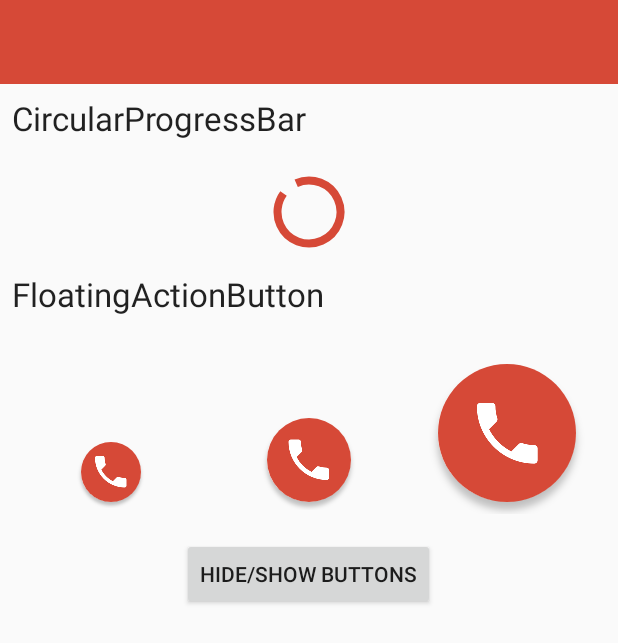
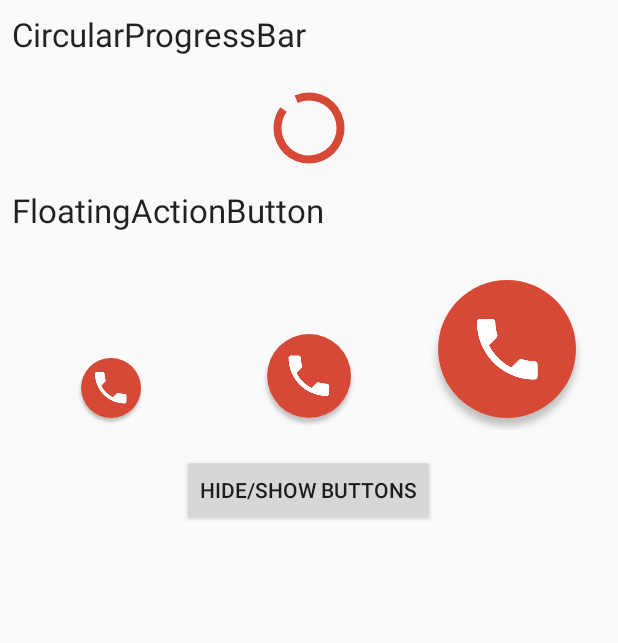
Before and after one commit to michael-rapp/AndroidMaterialViews, an Android app: the layout activity_main.xml on its own in the app's theme, with its tools: preview values and no code run, on a phone screen of 412 x 824 dp. Shown: the top 643 px of the screen. Run offline under Robolectric (Android 15) with nearby library versions, the phone set to English and light mode, and no system bars.

Commit message:
Changed style of the example app.

```diff
--- a/example/src/main/java/de/mrapp/android/view/example/MainActivity.java
+++ b/example/src/main/java/de/mrapp/android/view/example/MainActivity.java
@@ -15,10 +15,8 @@
 package de.mrapp.android.view.example;
 
 import android.os.Bundle;
-import android.support.annotation.NonNull;
 import android.support.annotation.Nullable;
 import android.support.v7.app.AppCompatActivity;
-import android.support.v7.widget.Toolbar;
 import android.view.View;
 import android.view.View.OnClickListener;
 import android.widget.Button;
@@ -59,14 +57,6 @@ public class MainActivity extends AppCompatActivity {
      * True, if the floating action buttons are currently visible, false otherwise.
      */
     private boolean floatingActionButtonsVisible = true;
-
-    /**
-     * Initializes the activity's toolbar.
-     */
-    private void initializeToolbar() {
-        Toolbar toolbar = (Toolbar) findViewById(R.id.toolbar);
-        setSupportActionBar(toolbar);
-    }
 
     /**
      * Initializes the floating action buttons.
@@ -156,7 +146,6 @@ public class MainActivity extends AppCompatActivity {
     protected final void onCreate(final Bundle savedInstanceState) {
         super.onCreate(savedInstanceState);
         setContentView(R.layout.activity_main);
-        initializeToolbar();
         initializeFloatingActionButtons();
         initializeHideFloatingActionButtonsButton();
         handleSavedInstanceState(savedInstanceState);
--- a/example/src/main/res/layout/activity_main.xml
+++ b/example/src/main/res/layout/activity_main.xml
@@ -14,24 +14,11 @@ General Public License for more details.
 You should have received a copy of the GNU Lesser General Public License along with this program.
 If not, see <http://www.gnu.org/licenses/>.
 -->
-<LinearLayout xmlns:android="http://schemas.android.com/apk/res/android"
-              xmlns:app="http://schemas.android.com/apk/res-auto"
+<ScrollView xmlns:android="http://schemas.android.com/apk/res/android"
             xmlns:custom="http://schemas.android.com/apk/res-auto"
             android:layout_width="match_parent"
             android:layout_height="match_parent"
             android:orientation="vertical">
-
-    <android.support.v7.widget.Toolbar
-        android:id="@+id/toolbar"
-        android:layout_width="match_parent"
-        android:layout_height="?android:attr/actionBarSize"
-        android:background="?attr/colorPrimary"
-        app:popupTheme="@style/ToolbarPopupTheme"
-        app:theme="@style/ToolbarTheme"/>
-
-    <ScrollView
-        android:layout_width="match_parent"
-        android:layout_height="match_parent">
 
     <LinearLayout
         android:layout_width="match_parent"
@@ -124,6 +111,5 @@ If not, see <http://www.gnu.org/licenses/>.
             android:layout_marginBottom="@dimen/form_spacing"
             android:text="@string/hide_floating_action_buttons"/>
     </LinearLayout>
+
 </ScrollView>
-
-</LinearLayout>
--- a/example/src/main/res/values/styles.xml
+++ b/example/src/main/res/values/styles.xml
@@ -16,17 +16,10 @@ If not, see <http://www.gnu.org/licenses/>.
 -->
 <resources>
 
-    <style name="AppTheme" parent="@style/Theme.AppCompat.Light.NoActionBar">
+    <style name="AppTheme" parent="@style/Theme.AppCompat.Light.DarkActionBar">
         <item name="colorPrimary">#ffd64937</item>
         <item name="colorPrimaryDark">#ffd64937</item>
         <item name="colorAccent">#ffd64937</item>
     </style>
 
-    <style name="ToolbarTheme" parent="@style/Theme.AppCompat.Light.NoActionBar">
-        <item name="colorPrimary">#ffd64937</item>
-        <item name="android:textColorPrimary">@color/abc_primary_text_material_dark</item>
-        <item name="android:textColorSecondary">@color/abc_secondary_text_material_dark</item>
-    </style>
-
-    <style name="ToolbarPopupTheme" parent="@style/Theme.AppCompat.Light.NoActionBar"/>
 </resources>
```
Also changed, not shown: 1 other file. Lines whose indentation alone changed are shown as unchanged.
